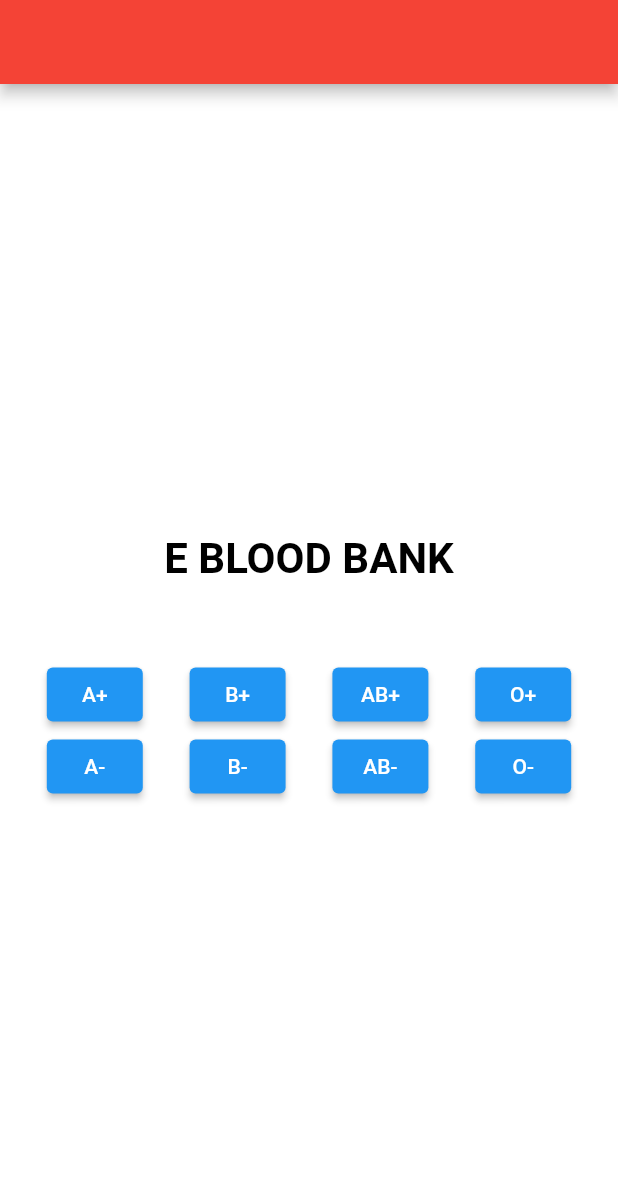
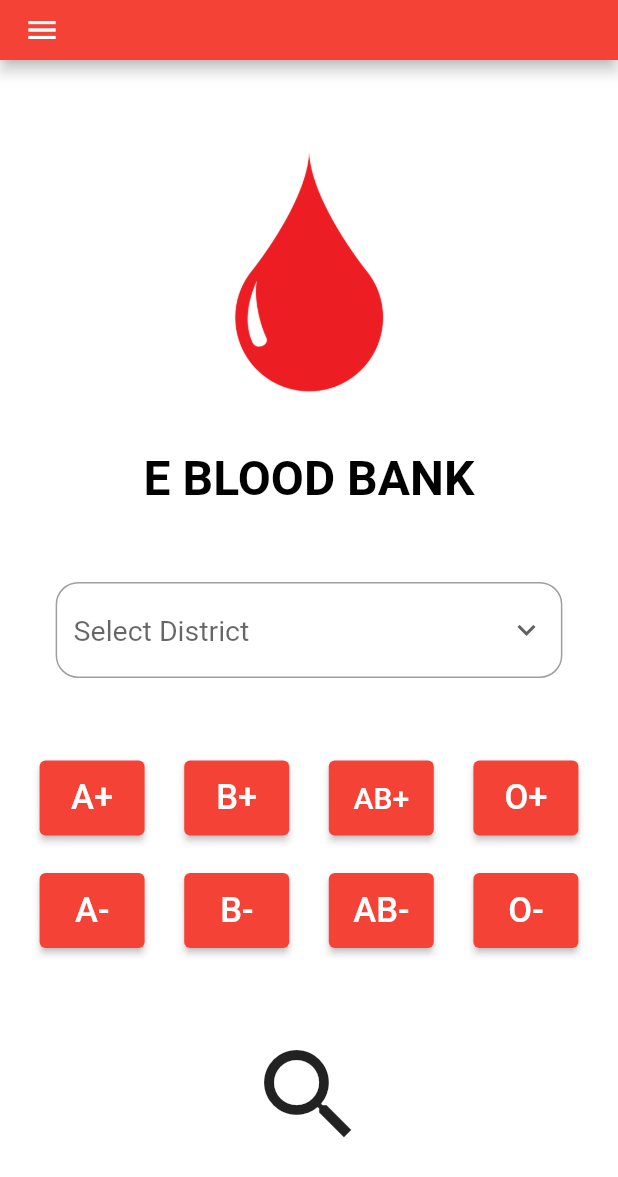
Before and after one commit to athulll7/EBloodBank, a Flutter app: the screen it shows after launch, after a tap on "A+", on a phone screen of 412 x 824 dp. Shown: the top 1177 px of the screen. Run offline on Flutter 3.47's test engine with Material 2 defaults, Android fonts, the phone set to English and light mode, and no system bars.

Commit message:
Third commit

```diff
--- a/lib/home_screen.dart
+++ b/lib/home_screen.dart
@@ -1,3 +1,5 @@
+import 'dart:ui';
+
 import 'package:flutter/material.dart';
 
 class HomeScreen extends StatefulWidget {
@@ -8,23 +10,80 @@ class HomeScreen extends StatefulWidget {
 }
 
 class _HomeScreenState extends State<HomeScreen> {
+  String dropdownvalue = 'Select District';
+
+  var items = [
+    'Alappuzha',
+    'Ernakulam',
+    'Kannur',
+    'Kasaragod',
+    'Kollam','Kottayam','Wayanad','Pathanamthitta','Idukki','Malappuram','Kozhiode','Trissur','Palakkad','Tiruvanathapuram'
+  ];
   @override
   Widget build(BuildContext context) {
     return Scaffold(backgroundColor: Colors.white,
+    drawer: Drawer(backgroundColor: Colors.red,
+      child:ListView(
+        children: [
+          Column(
+            children: [SizedBox(height: 50,),
+            Divider(
+                color: Colors.white,
+              ),
+              ListTile(
+                title: Text('Donor Login',style: TextStyle(fontSize: 28,color:Colors.white),),
+                onTap: (){},
+              ),
+              Divider(
+                color: Colors.white,
+              ),
+              ListTile(
+                title: Text('Blood Bank Login',style: TextStyle(fontSize: 28,color:Colors.white ),),
+                onTap: (){},
+              ),
+              Divider(
+                color: Colors.white,
+              ),
+              ListTile(
+                title: Text('Requests',style: TextStyle(fontSize: 28,color:Colors.white ),),
+                onTap: (){},
+              ),
+              Divider(
+                color: Colors.white,
+              ),
+              ListTile(
+                title: Text('Raise Request',style: TextStyle(fontSize: 28,color:Colors.white ),),
+                onTap: (){},
+              ),
+              Divider(
+                color: Colors.white,
+              ),
+
+            ],
+          )
+        ],
+      )),
     appBar: AppBar(
-      backgroundColor: Colors.red,
+      backgroundColor: Colors.red ,toolbarHeight: 40,
     ),
       body: SafeArea(child:
       Column(
         children: [
-           const SizedBox(
-            height: 300
+            SizedBox(
+            height: 50,
+           ),
+           Image(
+
+                 image: AssetImage('assets/blood_drop.png'),height: 180,
+               ),
+               SizedBox(
+            height: 30,
            ),
            Row(
              mainAxisAlignment: MainAxisAlignment.center,
              children: const [Text('E BLOOD BANK',
                  style: TextStyle(
-              color: Colors.black,fontSize: 28,fontWeight: FontWeight.w700
+              color: Colors.black,fontSize: 32,fontWeight: FontWeight.w700
              ),
                      ),
                      ],
@@ -32,22 +91,81 @@ class _HomeScreenState extends State<HomeScreen> {
            const SizedBox(
             height: 50
            ),
+           Container(width: MediaQuery.of(context).size.width*.82,
+             child: DropdownButtonHideUnderline(
+               child: DropdownButtonFormField(
+                 decoration:InputDecoration(
+                   border: OutlineInputBorder(
+                     borderRadius: BorderRadius.all(Radius.circular(15))
+                   )
+                 ),
+                 hint: Text(dropdownvalue,style: TextStyle(fontSize: 19),),
+
+                 icon: const Icon(Icons.keyboard_arrow_down),
+
+                 items: items.map((String items) {
+                   return DropdownMenuItem(
+                     value: items,
+                     child: Text(items,style: TextStyle(fontSize: 19),),
+                   );
+                 }).toList(),
+
+                 onChanged: (String? newValue) {
+                   setState(() {
+                     dropdownvalue = newValue!;
+                   });
+                 },
+               ),
+             ),
+           ),
+          SizedBox(
+            height: 55,
+           ),
            Row(
              mainAxisAlignment: MainAxisAlignment.spaceEvenly,
              children: [
+                SizedBox(
+              height: 50,width: 70,
+              child: ElevatedButton(onPressed: (){}, child: Text('A+',style: TextStyle(fontSize: 23),),style: ElevatedButton.styleFrom(primary: Colors.red))),
+             SizedBox(
+              height: 50,width: 70,
+              child: ElevatedButton(onPressed: (){}, child: Text('B+',style: TextStyle(fontSize: 23),),style: ElevatedButton.styleFrom(primary: Colors.red))),
+             SizedBox(
+              height: 50,width: 70,
+              child: ElevatedButton(onPressed: (){}, child: Text('AB+',style: TextStyle(fontSize: 20),),style: ElevatedButton.styleFrom(primary: Colors.red))),
+             SizedBox(
+              height: 50,width: 70,
+              child: ElevatedButton(onPressed: (){}, child: Text('O+',style: TextStyle(fontSize: 23),),style: ElevatedButton.styleFrom(primary: Colors.red))),
 
-             ElevatedButton(onPressed: (){}, child: Text('A+')),
-             ElevatedButton(onPressed: (){}, child: Text('B+')),
-              ElevatedButton(onPressed: (){}, child: Text('AB+')),
-               ElevatedButton(onPressed: (){}, child: Text('O+'))
+
            ],),
+           SizedBox(
+            height:25 ,
+           ),
            Row(
              mainAxisAlignment: MainAxisAlignment.spaceEvenly,
              children: [
-             ElevatedButton(onPressed: (){}, child: Text('A-')),
-             ElevatedButton(onPressed: (){}, child: Text('B-')),
-              ElevatedButton(onPressed: (){}, child: Text('AB-')),
-               ElevatedButton(onPressed: (){}, child: Text('O-'))
+             SizedBox(
+              height: 50,width: 70,
+              child: ElevatedButton(onPressed: (){}, child: Text('A-',style: TextStyle(fontSize: 23),),style: ElevatedButton.styleFrom(primary: Colors.red))),
+             SizedBox(
+              height: 50,width: 70,
+              child: ElevatedButton(onPressed: (){}, child: Text('B-',style: TextStyle(fontSize: 23),),style: ElevatedButton.styleFrom(primary: Colors.red))),
+             SizedBox(
+              height: 50,width: 70,
+              child: ElevatedButton(onPressed: (){}, child: Text('AB-',style: TextStyle(fontSize: 23),),style: ElevatedButton.styleFrom(primary: Colors.red))),
+             SizedBox(
+              height: 50,width: 70,
+              child: ElevatedButton(onPressed: (){}, child: Text('O-',style: TextStyle(fontSize: 23),),style: ElevatedButton.styleFrom(primary: Colors.red))),
+
+           ],),
+           SizedBox(
+            height: 50,
+           ),
+           Row(
+            mainAxisAlignment: MainAxisAlignment.center,
+            children: [
+           IconButton(onPressed: (){}, icon: Icon(Icons.search),iconSize: 80,focusColor: Colors.black,)
            ],),
 
 
--- a/lib/splash_screen.dart
+++ b/lib/splash_screen.dart
@@ -24,14 +24,13 @@ class _SplashScreenState extends State<SplashScreen> {
 
   @override
   Widget build(BuildContext context) {
-    return const Scaffold(
+    return  Scaffold(
       backgroundColor: Colors.white,
-      body: Center(
-        child: Image(
-          height: 200,
-          image: AssetImage('assets/images/ logo.png'),
-        ),
-      ),
+      body: SafeArea(
+        child:Image(
+
+                 image: AssetImage('assets/splashscreen.png'),height: double.infinity,
+               ))
     );
   }
 
@@ -42,7 +41,7 @@ class _SplashScreenState extends State<SplashScreen> {
   }
 
   Future<void> gotoHomeScreen() async {
-    await Future.delayed(Duration(seconds: 2));
+    await Future.delayed(Duration(seconds: 3));
     Navigator.of(context).pushReplacement(MaterialPageRoute(
       builder: (context) => HomeScreen(),
     ));
--- a/pubspec.yaml
+++ b/pubspec.yaml
@@ -59,7 +59,10 @@ flutter:
 
   # To add assets to your application, add an assets section, like this:
   assets:
-   - assets/gettyimages-951663908-2048x2048.jpg
+   - assets/blood_drop.png
+   - assets/Splash_bottom.png
+   - assets/splashscreen.png
+   - assets/newsplash1.png
 
 
   # An image asset can refer to one or more resolution-specific "variants", see
```
Also changed, not shown: assets/Splash_bottom.png (added), assets/blood_drop.png (added), assets/gettyimages-951663908-2048x2048.jpg (deleted), assets/newsplash1.png (added), assets/splashscreen.png (added).
